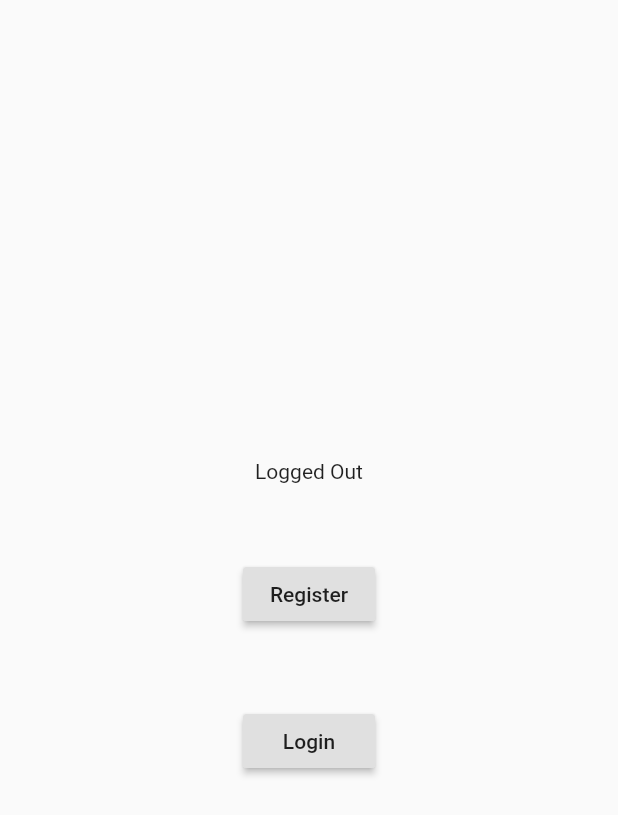
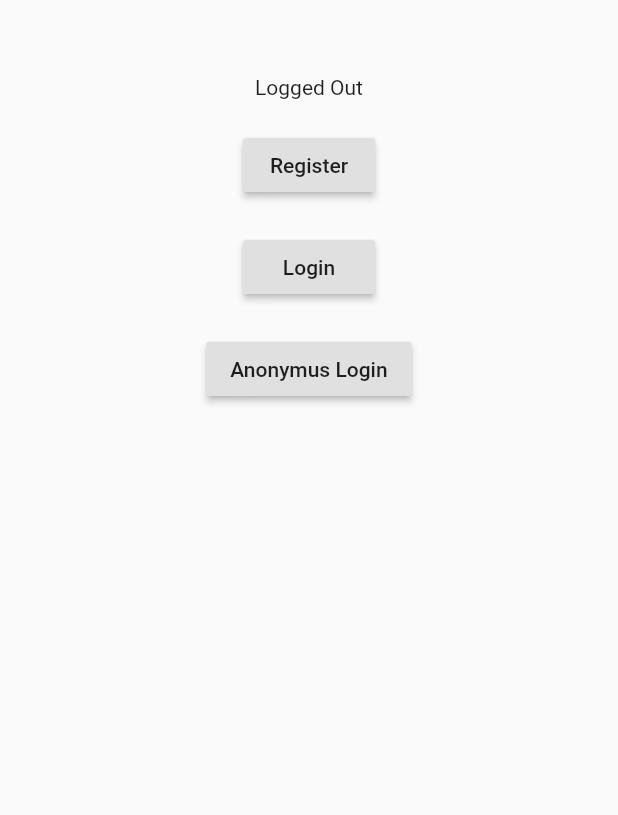
Before and after one commit to sartorinahuel/flutter_firebase_cc, a Flutter app: the screen it shows after launch, on a phone screen of 412 x 824 dp. Shown: the top 815 px of the screen. Run offline on Flutter 3.47's test engine with Material 2 defaults, Android fonts, the light colour scheme and no system bars; our stand-ins replace bloc, cloud_firestore, firebase_auth, firebase_core, flutter_bloc; missing offline and left inert: cloud_firestore_web, firebase_auth_web, firebase_core_web; accounts and stored records are empty.

Commit message:
anonymus login

```diff
--- a/lib/data/repositories/user_repository/firebase_user_repository.dart
+++ b/lib/data/repositories/user_repository/firebase_user_repository.dart
@@ -49,6 +49,10 @@ class FirebaseUserRepo extends UserRepository {
 
   @override
   Future<void> setUser(AppUser user) async {
+    if (user.isAnonymus) {
+      _currentUser = user;
+      this.userStreamController.add(_currentUser);
+    } else {
       try {
         _currentUser = user;
         Map<String, dynamic> rawUserData = AppUser().toJson(user);
@@ -58,6 +62,7 @@ class FirebaseUserRepo extends UserRepository {
         throw appError;
       } catch (e) {
         throw AppError(code: 'Set User Data Error', message: e.toString());
+      }
     }
   }
 
--- a/lib/domain/blocs/auth/auth_event.dart
+++ b/lib/domain/blocs/auth/auth_event.dart
@@ -25,3 +25,5 @@ class AuthRegisterEvent extends AuthEvent {
 }
 
 class AuthLogOutEvent extends AuthEvent {}
+
+class AuthAnonymusLoginEvent extends AuthEvent {}
--- a/lib/domain/blocs/user/user_event.dart
+++ b/lib/domain/blocs/user/user_event.dart
@@ -38,3 +38,9 @@ class UserUpdateBirthdayEvent extends UserEvent {
 class UserDeleteUserEvent extends UserEvent {}
 
 class UserLogoutEvent extends UserEvent {}
+
+class UserAnonymusLoggedInEvent extends UserEvent {
+  final String uid;
+
+  UserAnonymusLoggedInEvent(this.uid);
+}
--- a/lib/domain/entities/user.dart
+++ b/lib/domain/entities/user.dart
@@ -6,6 +6,7 @@ class AppUser {
   String phone;
   DateTime birthday;
   String profilePicUrl;
+  bool isAnonymus;
 
   AppUser({
     this.birthday,
@@ -15,6 +16,7 @@ class AppUser {
     this.profilePicUrl,
     this.uid,
     this.userName,
+    this.isAnonymus,
   });
 
   AppUser fromJson(Map data, String uid) {
@@ -28,6 +30,7 @@ class AppUser {
           : DateTime(1900, 1, 1),
       phone: data['phone'],
       profilePicUrl: data['profilePicUrl'],
+      isAnonymus: data['isAnonymus'],
     );
 
     return newUser;
@@ -41,6 +44,7 @@ class AppUser {
       'birthday': user.birthday == null ? '' : user.birthday.toIso8601String(),
       'phone': user.phone ?? '',
       'profilePicUrl': user.profilePicUrl ?? '',
+      'isAnonymus': user.isAnonymus.toString(),
     };
   }
 }
--- a/lib/ui/pages/auth_page.dart
+++ b/lib/ui/pages/auth_page.dart
@@ -24,13 +24,19 @@ class AuthPage extends StatelessWidget {
     }
 
     return Scaffold(
-      body: Column(
+      body: SafeArea(
+              child: SingleChildScrollView(
+                child: Column(
             crossAxisAlignment: CrossAxisAlignment.center,
             mainAxisAlignment: MainAxisAlignment.center,
             children: [
+              SizedBox(
+                height: 50,
+                width: double.infinity,
+              ),
               Text('Logged Out'),
               SizedBox(
-            height: 50,
+                height: 20,
                 width: double.infinity,
               ),
               RaisedButton(
@@ -38,14 +44,24 @@ class AuthPage extends StatelessWidget {
                 child: Text('Register'),
               ),
               SizedBox(
-            height: 50,
+                height: 20,
                 width: double.infinity,
               ),
               RaisedButton(
                 onPressed: () => _loginWithUserAndPass(),
                 child: Text('Login'),
               ),
+              SizedBox(
+                height: 20,
+                width: double.infinity,
+              ),
+              RaisedButton(
+                onPressed: () => BlocProvider.of<AuthBloc>(context).add(AuthAnonymusLoginEvent()),
+                child: Text('Anonymus Login'),
+              ),
             ],
+          ),
+        ),
       ),
     );
   }
```
Also changed, not shown: lib/domain/blocs/auth/auth_bloc.dart (+13 -3 lines), lib/domain/blocs/user/user_bloc.dart (+24 -0 lines), lib/domain/entities/app_error.dart (+0 -13 lines), 1 other file. Lines whose indentation alone changed are shown as unchanged.
